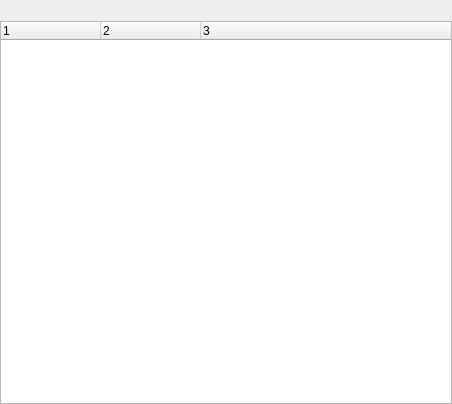
First picture: the form in src/desktop/GuiShareLocal.ui, repository hwgao/beebeep, before the edit.
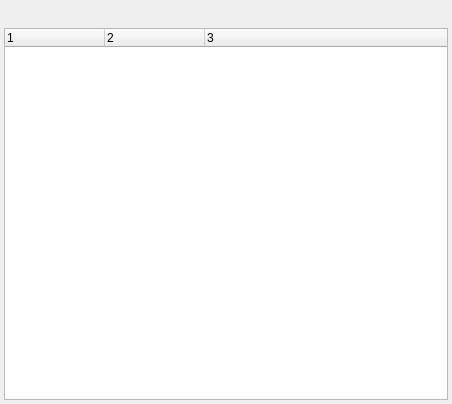
Second picture: the form after the edit.

```diff
--- a/src/desktop/GuiShareLocal.ui
+++ b/src/desktop/GuiShareLocal.ui
@@ -15,22 +15,19 @@
   </property>
   <layout class="QGridLayout" name="gridLayout">
    <property name="leftMargin">
-    <number>0</number>
+    <number>4</number>
    </property>
    <property name="topMargin">
-    <number>0</number>
+    <number>4</number>
    </property>
    <property name="rightMargin">
-    <number>0</number>
+    <number>4</number>
    </property>
    <property name="bottomMargin">
-    <number>0</number>
+    <number>4</number>
    </property>
-   <property name="horizontalSpacing">
-    <number>0</number>
-   </property>
-   <property name="verticalSpacing">
-    <number>1</number>
+   <property name="spacing">
+    <number>4</number>
    </property>
    <item row="0" column="0">
     <widget class="QLabel" name="mp_lTitle">
```
